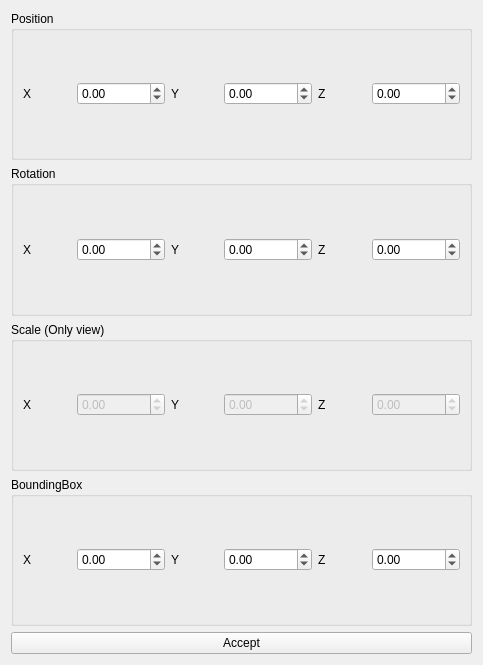
Before: the Qt Designer form LydiaLabExpPlugins/modeTransformation/TransformationWidget.ui in mcoder2014/LydiaLabExpPlugins, drawn with Qt 5.
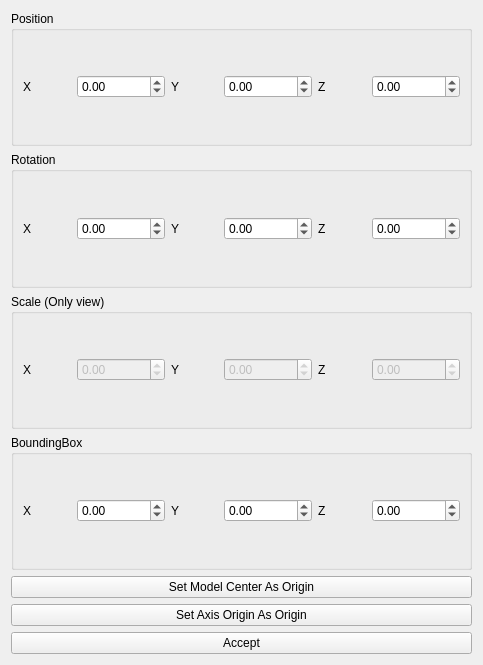
After: the same form once the commit is applied.

```diff
--- a/LydiaLabExpPlugins/modeTransformation/TransformationWidget.ui
+++ b/LydiaLabExpPlugins/modeTransformation/TransformationWidget.ui
@@ -302,6 +302,20 @@
      </layout>
     </widget>
    </item>
+   <item>
+    <widget class="QPushButton" name="pushButtonSetModelCenterAsOrigin">
+     <property name="text">
+      <string>Set Model Center As Origin</string>
+     </property>
+    </widget>
+   </item>
+   <item>
+    <widget class="QPushButton" name="pushButtonSetAxisOriginAsOrigin">
+     <property name="text">
+      <string>Set Axis Origin As Origin</string>
+     </property>
+    </widget>
+   </item>
    <item>
     <widget class="QPushButton" name="pushButtonAccept">
      <property name="text">
```
